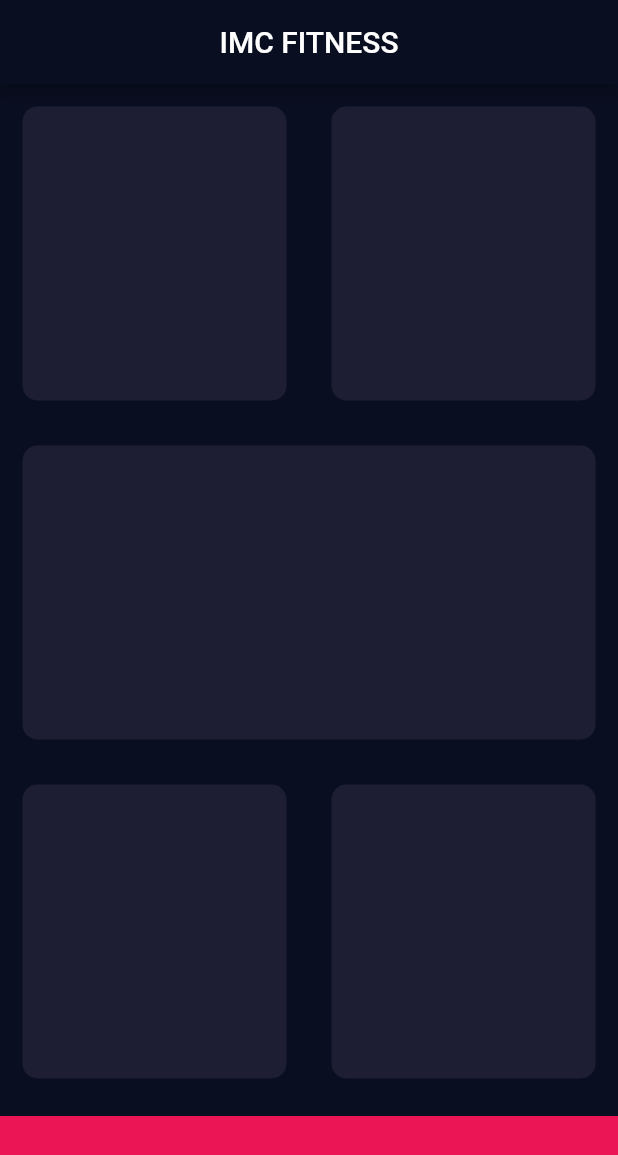
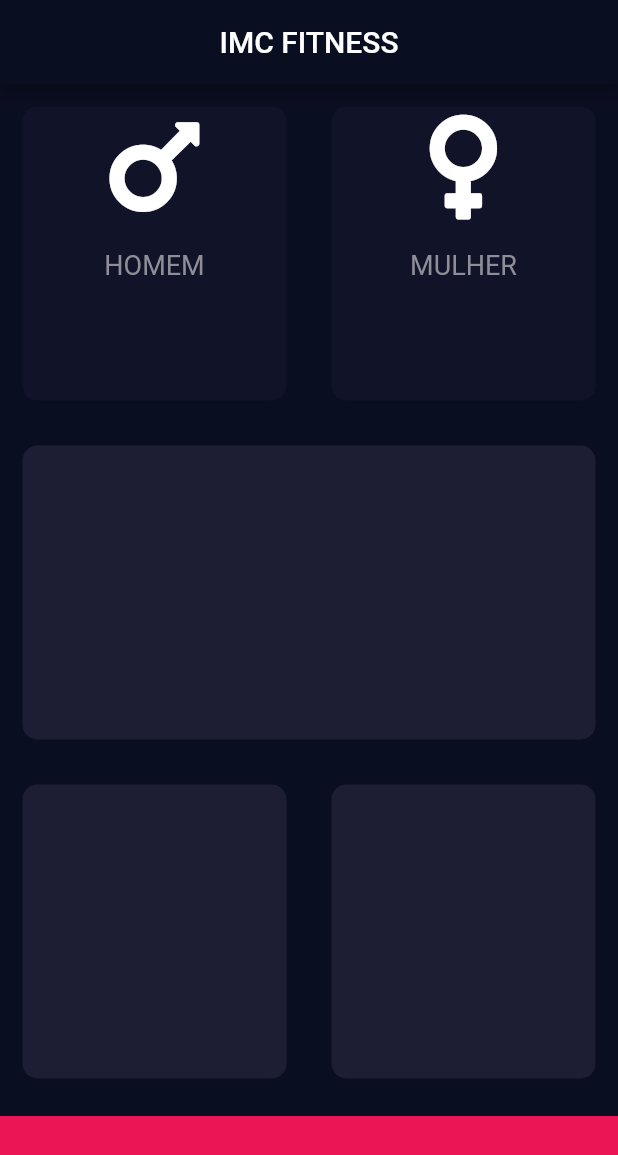
Before and after one commit to Cleber4/imc_calculadora, a Flutter app: the screen it shows after launch, on a phone screen of 412 x 824 dp. Shown: the top 1155 px of the screen. Run offline on Flutter 3.47's test engine with Material 2 defaults, Android fonts, the phone set to English and light mode, and no system bars; our stand-ins replace font_awesome_flutter.

Commit message:
[#03] - Icon Content

```diff
--- a/lib/main.dart
+++ b/lib/main.dart
@@ -13,7 +13,7 @@ class MyApp extends StatelessWidget {
       title: 'IMC Calculadora',
       theme: ThemeData.dark().copyWith(
         primaryColor: selectColor[0],
-        scaffoldBackgroundColor: Color(0xFF0A0E21),
+        scaffoldBackgroundColor: selectColor[0],
         // accentColor: Colors.purple,
         // textTheme: TextTheme(body1: TextStyle(color: Colors.white))
       ),
--- a/lib/views/home_page.dart
+++ b/lib/views/home_page.dart
@@ -1,11 +1,15 @@
 import 'package:flutter/material.dart';
 import 'package:imc_calculadora/widgets/container_card.dart';
+import 'package:font_awesome_flutter/font_awesome_flutter.dart';
+import 'package:imc_calculadora/widgets/icon_content.dart';
 
 const bottomContainerHeight = 80.0;
 const selectColor = [
   Color(0xFF0A0E21),
   Color(0xFF1D1E33),
   Color(0xFFEB1555),
+  Color(0xFF8D8E98),
+  Color(0xFF111328),
 ];
 
 class HomePage extends StatefulWidget {
@@ -14,6 +18,29 @@ class HomePage extends StatefulWidget {
 }
 
 class _HomePageState extends State<HomePage> {
+  Color maleCardColour = selectColor[4];
+  Color femaleCardColour = selectColor[4];
+
+  void updateColor(int gender) {
+    if (gender == 1) {
+      // Male = 1
+      if (maleCardColour == selectColor[4]) {
+        maleCardColour = selectColor[1];
+        femaleCardColour = selectColor[4];
+      } else {
+        maleCardColour = selectColor[4];
+      }
+    } else if (gender == 2) {
+      // Female = 2
+      if (femaleCardColour == selectColor[4]) {
+        femaleCardColour = selectColor[1];
+        maleCardColour = selectColor[4];
+      } else {
+        femaleCardColour = selectColor[4];
+      }
+    }
+  }
+
   @override
   Widget build(BuildContext context) {
     return Scaffold(
@@ -27,10 +54,35 @@ class _HomePageState extends State<HomePage> {
               child: Row(
                 children: [
                   Expanded(
-                    child: ContainerCard(colour: selectColor[1]),
+                    child: GestureDetector(
+                      onTap: () {
+                        setState(() {
+                          updateColor(1);
+                        });
+                      },
+                      child: ContainerCard(
+                          colour: maleCardColour,
+                          cardChild: IconContent(
+                            icon: FontAwesomeIcons.mars,
+                            label: 'HOMEM',
+                          )),
+                    ),
                   ),
                   Expanded(
-                    child: ContainerCard(colour: selectColor[1]),
+                    child: GestureDetector(
+                      onTap: () {
+                        setState(() {
+                          updateColor(2);
+                        });
+                      },
+                      child: ContainerCard(
+                        colour: femaleCardColour,
+                        cardChild: IconContent(
+                          icon: FontAwesomeIcons.venus,
+                          label: 'MULHER',
+                        ),
+                      ),
+                    ),
                   ),
                 ],
               ),
--- a/lib/widgets/container_card.dart
+++ b/lib/widgets/container_card.dart
@@ -2,14 +2,16 @@ import 'package:flutter/material.dart';
 
 class ContainerCard extends StatelessWidget {
   final Color colour;
+  final Widget cardChild;
 
-  ContainerCard({@required this.colour});
+  ContainerCard({@required this.colour, this.cardChild});
   @override
   Widget build(BuildContext context) {
     return Container(
       margin: EdgeInsets.all(15.0),
       decoration: BoxDecoration(
           color: colour, borderRadius: BorderRadius.circular(10.0)),
+      child: cardChild,
     );
   }
 }
--- /dev/null
+++ b/lib/widgets/icon_content.dart
@@ -0,0 +1,38 @@
+import 'package:flutter/material.dart';
+import 'package:imc_calculadora/views/home_page.dart';
+
+//const labelTextStylle = TextStyle(
+//  fontSize: 18.0,
+//  color: Color(0xFF8D8E98),
+//);
+
+class IconContent extends StatelessWidget {
+  final IconData icon;
+  final String label;
+
+  IconContent({this.icon, this.label});
+
+  @override
+  Widget build(BuildContext context) {
+    return Column(
+      crossAxisAlignment: CrossAxisAlignment.center,
+      children: [
+        Icon(
+          icon,
+          size: 80.0,
+        ),
+        SizedBox(
+          height: 15.0,
+        ),
+        Text(
+          label,
+          //style: labelTextStylle,
+          style: TextStyle(
+            fontSize: 18.0,
+            color: selectColor[3],
+          ),
+        )
+      ],
+    );
+  }
+}
--- a/pubspec.yaml
+++ b/pubspec.yaml
@@ -28,6 +28,7 @@ dependencies:
   # The following adds the Cupertino Icons font to your application.
   # Use with the CupertinoIcons class for iOS style icons.
   cupertino_icons: ^1.0.0
+  font_awesome_flutter: ^8.4.0
 
 dev_dependencies:
   flutter_test:
```
Also changed, not shown: pubspec.lock.
